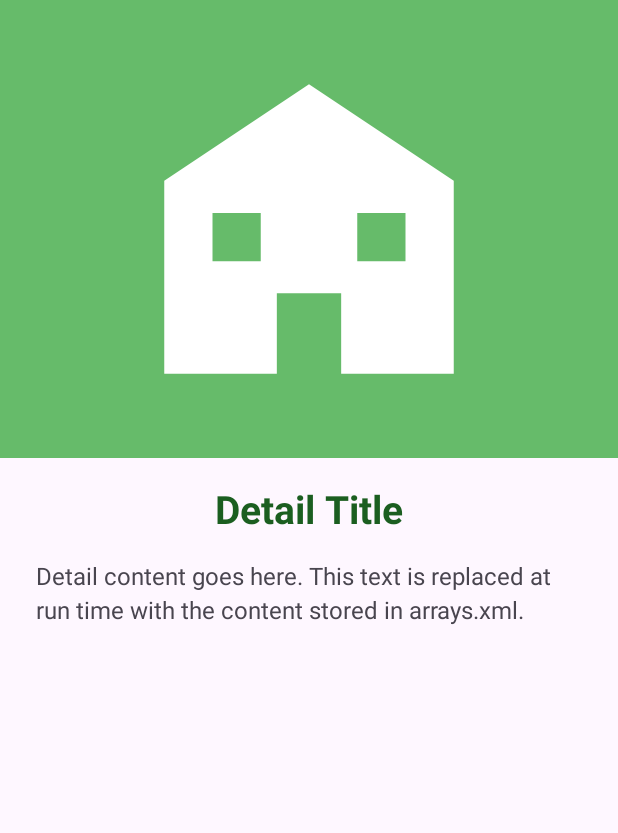
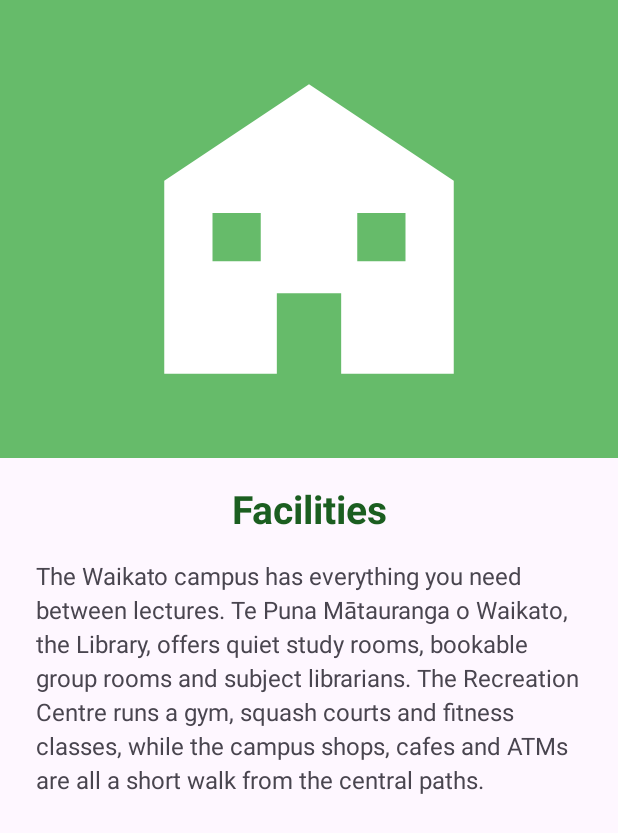
Before and after one commit to FulLCn/20243006965-AssignmentOne, an Android app: the DetailActivity screen opened directly, with no data from a screen before it, on a phone screen of 412 x 824 dp. Shown: the top 833 px of the screen. Run offline under Robolectric (Android 15) with nearby library versions, the phone set to English and light mode, and no system bars.

Commit message:
Part H: populate DetailActivity from arrays.xml using the topic identifier as the array index

```diff
--- a/app/src/main/java/com/example/a20243006965_assignmentone/DetailActivity.java
+++ b/app/src/main/java/com/example/a20243006965_assignmentone/DetailActivity.java
@@ -1,6 +1,8 @@
 package com.example.a20243006965_assignmentone;
 
 import android.os.Bundle;
+import android.widget.ImageView;
+import android.widget.TextView;
 
 import androidx.activity.EdgeToEdge;
 import androidx.appcompat.app.AppCompatActivity;
@@ -11,8 +13,9 @@ import androidx.core.view.WindowInsetsCompat;
 /**
  * Detail screen of the CampusLife app.
  * <p>
- * Part F: the activity exists and shows the placeholder layout from
- * activity_detail.xml. The content is populated from arrays.xml in Part H.
+ * Reads the topic index that MainActivity passed through the Intent and uses it
+ * directly as the index into the three parallel arrays in arrays.xml. Because the
+ * identifier is the array index, no if statements or switch cases are needed.
  */
 public class DetailActivity extends AppCompatActivity {
 
@@ -26,5 +29,27 @@ public class DetailActivity extends AppCompatActivity {
             v.setPadding(systemBars.left, systemBars.top, systemBars.right, systemBars.bottom);
             return insets;
         });
+
+        // Unique identifier of the topic that was clicked in MainActivity.
+        int topicIndex = getIntent().getIntExtra(MainActivity.EXTRA_TOPIC_INDEX, 0);
+
+        // The three parallel dummy data arrays from arrays.xml.
+        String[] titles = getResources().getStringArray(R.array.detail_titles);
+        String[] contents = getResources().getStringArray(R.array.detail_contents);
+        String[] imageNames = getResources().getStringArray(R.array.detail_images);
+
+        // Views to populate.
+        TextView tvTitle = findViewById(R.id.tvDetailTitle);
+        TextView tvContent = findViewById(R.id.tvDetailContent);
+        ImageView ivImage = findViewById(R.id.ivDetailImage);
+
+        // Populate the UI from the arrays, using the identifier as the index.
+        tvTitle.setText(titles[topicIndex]);
+        tvContent.setText(contents[topicIndex]);
+
+        int imageId = getResources()
+                .getIdentifier(imageNames[topicIndex], "drawable", getPackageName());
+        ivImage.setImageResource(imageId);
+        ivImage.setContentDescription(titles[topicIndex]);
     }
 }
--- /dev/null
+++ b/app/src/main/res/values/arrays.xml
@@ -0,0 +1,28 @@
+<?xml version="1.0" encoding="utf-8"?>
+<!--
+    Part H: dummy data for DetailActivity.
+    The three arrays are parallel: index i of every array describes the same topic,
+    and that index is the unique identifier passed through the Intent.
+-->
+<resources>
+    <string-array name="detail_titles">
+        <item>Facilities</item>
+        <item>Events</item>
+        <item>Clubs</item>
+        <item>Support</item>
+    </string-array>
+
+    <string-array name="detail_contents">
+        <item>The Waikato campus has everything you need between lectures. Te Puna M&#257;tauranga o Waikato, the Library, offers quiet study rooms, bookable group rooms and subject librarians. The Recreation Centre runs a gym, squash courts and fitness classes, while the campus shops, cafes and ATMs are all a short walk from the central paths.</item>
+        <item>CampusLife keeps you up to date with what is happening on campus. Orientation week, club days, guest lectures, careers fairs and the graduation parade are all listed in the events calendar. Most events are free for enrolled students, and a few require registration through the university website.</item>
+        <item>Joining a club is one of the quickest ways to meet people at Waikato. There are more than one hundred student clubs covering sport, culture, academic interests and hobbies. Clubs are run by students and supported by the Waikato student union, and new members are welcome at any time of the year.</item>
+        <item>A range of support services is available if you need a hand. Student Health and Counselling take appointments on campus, the Student Learning team runs workshops on writing and study skills, and Disability Support arranges reasonable accommodations. International students can also get visa and orientation advice from the International Office.</item>
+    </string-array>
+
+    <string-array name="detail_images">
+        <item>ic_facilities</item>
+        <item>ic_events</item>
+        <item>ic_clubs</item>
+        <item>ic_support</item>
+    </string-array>
+</resources>
```
